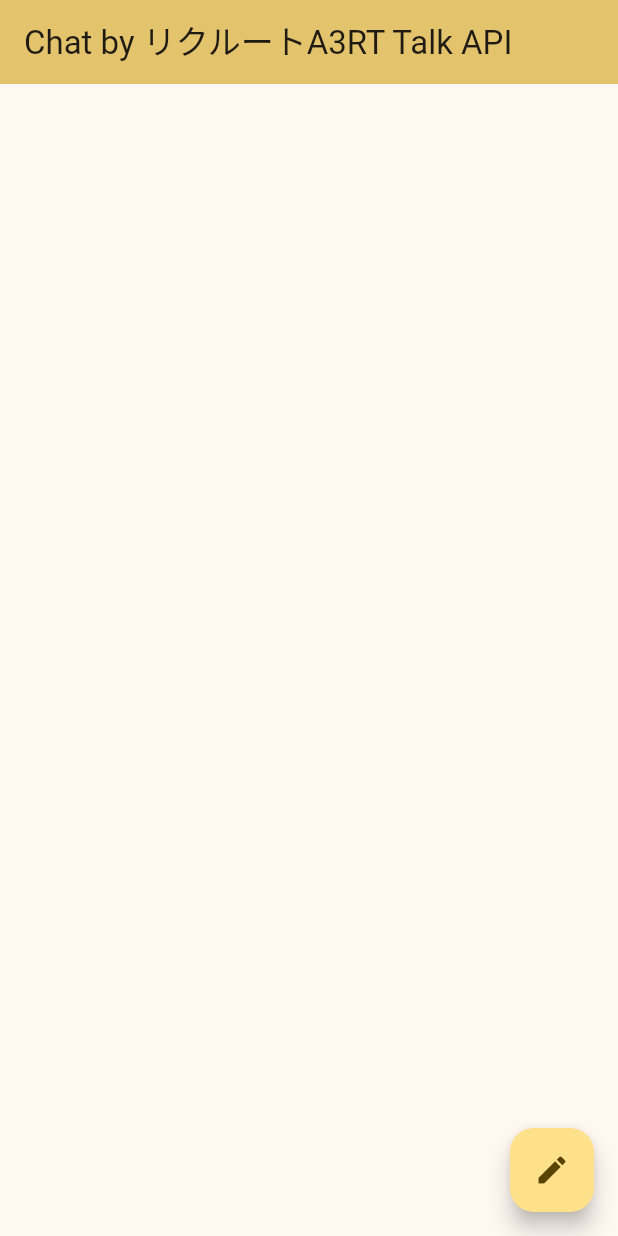
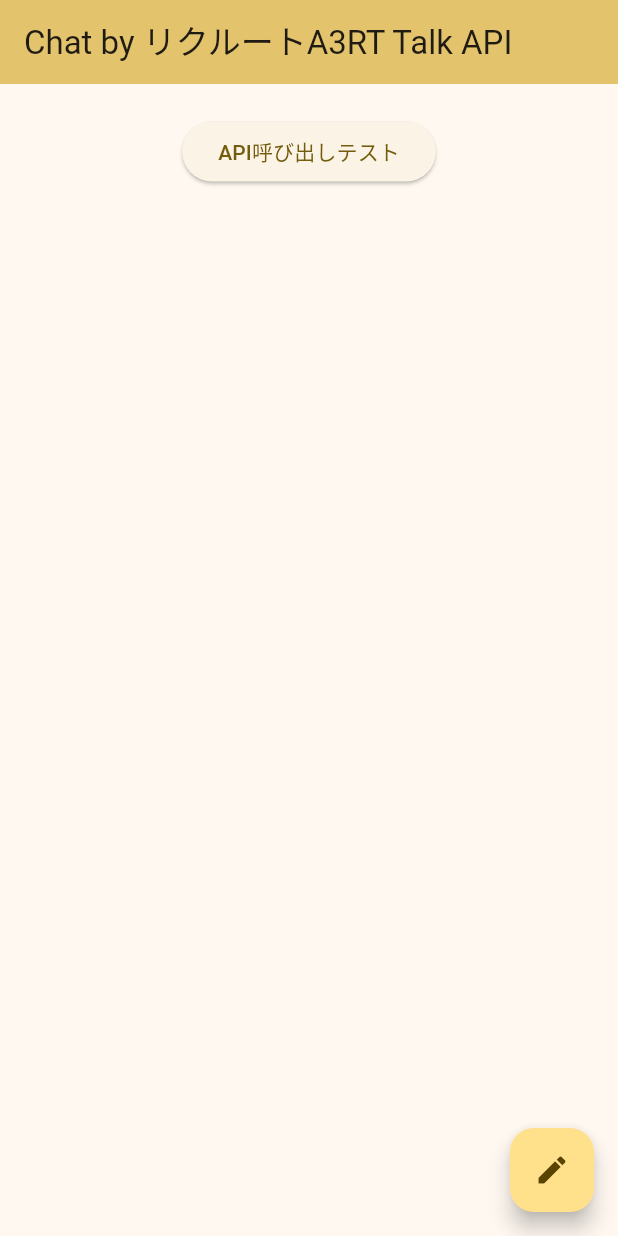
Before and after one commit to yassan16/flutter-tutorial, a Flutter app: the screen it shows after launch, on a phone screen of 412 x 824 dp. Run offline on Flutter 3.47's test engine with Material 3 defaults, Android fonts, the phone set to English and light mode, and no system bars.

Commit message:
API呼び出しのテスト

```diff
--- a/lib/main.dart
+++ b/lib/main.dart
@@ -1,6 +1,6 @@
 import 'package:flutter/material.dart';
 import 'package:flutter_tutorial/page/sample/first_page.dart';
-import 'package:flutter_tutorial/page/my_home_page.dart';
+import 'package:flutter_tutorial/page/chat_page.dart';
 
 void main() {
   runApp(const MyApp());
@@ -19,6 +19,6 @@ class MyApp extends StatelessWidget {
               ColorScheme.fromSeed(seedColor: Color.fromARGB(255, 255, 204, 1)),
           useMaterial3: true,
         ),
-        home: const MyHomePage());
+        home: const ChatPage());
   }
 }
--- a/lib/page/my_home_page.dart
+++ b/lib/page/chat_page.dart
@@ -1,20 +1,21 @@
 import 'dart:convert';
 
 import 'package:flutter/material.dart';
+import 'package:flutter_tutorial/env/env.dart';
 import 'package:flutter_tutorial/page/post_page.dart';
 import 'package:http/http.dart' as http;
 
 // StatefulWidgetを継承すると、Stateを扱えるようになる
-class MyHomePage extends StatefulWidget {
-  const MyHomePage({super.key});
+class ChatPage extends StatefulWidget {
+  const ChatPage({super.key});
 
   // MyHomePageState で使う State を作る宣言
   @override
-  State<MyHomePage> createState() => _MyHomePageState();
+  State<ChatPage> createState() => _ChatPageState();
 }
 
 /// AIとのトーク画面
-class _MyHomePageState extends State<MyHomePage> {
+class _ChatPageState extends State<ChatPage> {
   String text = "";
 
   /// 投稿ページ呼び出し
@@ -37,6 +38,20 @@ class _MyHomePageState extends State<MyHomePage> {
     }
   }
 
+  /// Talk APIへの回答取得
+  Future<void> getTalkApiResponse() async {
+    var url = Uri.https("api.a3rt.recruit.co.jp", "talk/v1/smalltalk");
+    var response =
+        await http.post(url, body: {"apikey": Env.key, "query": "おはよう"});
+
+    print('Response status: ${response.statusCode}');
+    print('Response body: ${response.body}');
+
+    // リスポンスをMapに変換する
+    // final List decodedResponse = json.decode(response.body);
+    // print(decodedResponse);
+  }
+
   @override
   Widget build(BuildContext context) {
     return Scaffold(
@@ -49,6 +64,12 @@ class _MyHomePageState extends State<MyHomePage> {
           children: [
             // TextFieldの中身を表示させるため
             Text(text),
+            ElevatedButton(
+              onPressed: () {
+                getTalkApiResponse();
+              },
+              child: const Text('API呼び出しテスト'),
+            ),
           ],
         ),
       ),
--- a/pubspec.yaml
+++ b/pubspec.yaml
@@ -31,6 +31,9 @@ dependencies:
   flutter:
     sdk: flutter
   http: ^1.2.1
+  envied: ^0.5.4+1
+  build_runner:
+  envied_generator:
 
   # The following adds the Cupertino Icons font to your application.
   # Use with the CupertinoIcons class for iOS style icons.
```
Also changed, not shown: pubspec.lock, 3 other files.
